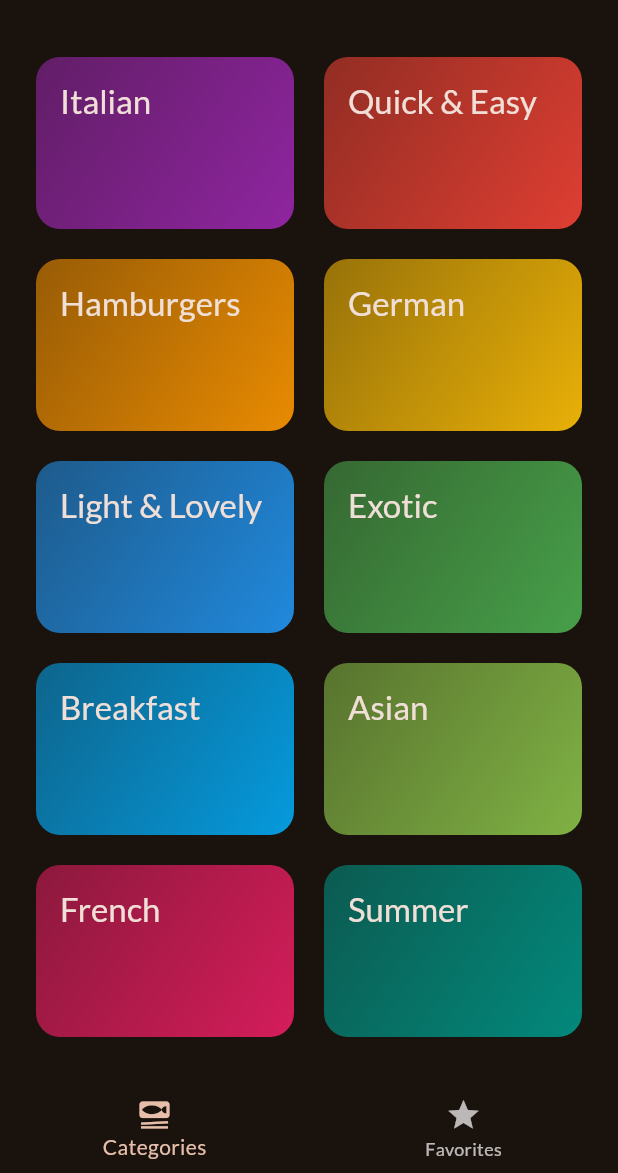
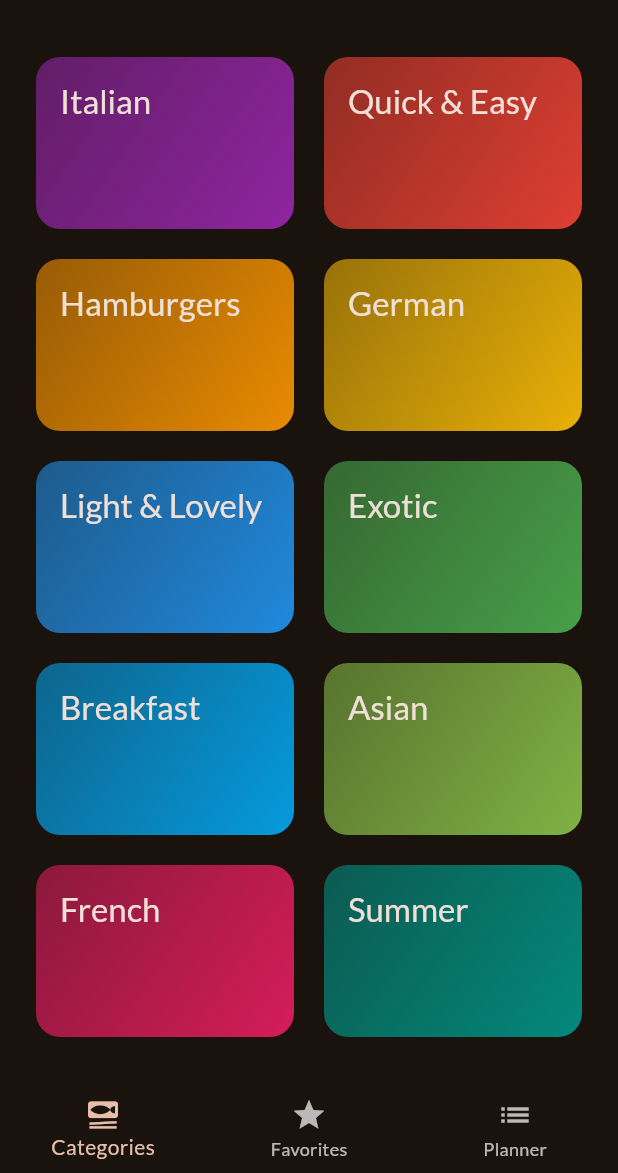
Before and after one commit to matsbak/meals-app-enhancement, a Flutter app: the screen it shows after launch, on a phone screen of 412 x 824 dp, the part 63-1236 px from its top. Run offline on Flutter 3.47's test engine with Material 3 defaults, Android fonts, the light colour scheme and no system bars; our stand-ins replace flutter_riverpod, google_fonts, transparent_image.

Commit message:
Added Planning screen widget and added corresponding provider widget

```diff
--- a/lib/screens/categories.dart
+++ b/lib/screens/categories.dart
@@ -9,10 +9,12 @@ import 'package:meals_app_enhancement/widgets/category_grid_item.dart';
 class CategoriesScreen extends StatefulWidget {
   const CategoriesScreen({
     super.key,
+    this.planner,
     required this.availableMeals,
   });
 
   final List<Meal> availableMeals;
+  final String? planner;
 
   @override
   State<CategoriesScreen> createState() {
@@ -45,7 +47,8 @@ class _CategoriesScreenState extends State<CategoriesScreen>
     super.dispose();
   }
 
-  void _selectCategory(BuildContext context, Category category) {
+  void _selectCategory(
+      BuildContext context, Category category, String planner) {
     final filteredMeals = widget.availableMeals
         .where((meal) => meal.categories.contains(category.id))
         .toList();
@@ -55,6 +58,7 @@ class _CategoriesScreenState extends State<CategoriesScreen>
       MaterialPageRoute(
         builder: (ctx) => MealsScreen(
           title: category.title,
+          planner: planner,
           meals: filteredMeals,
         ),
       ),
@@ -63,7 +67,7 @@ class _CategoriesScreenState extends State<CategoriesScreen>
 
   @override
   Widget build(BuildContext context) {
-    return AnimatedBuilder(
+    Widget content = AnimatedBuilder(
         animation: _animationController,
         child: GridView(
           padding: const EdgeInsets.all(24.0),
@@ -80,7 +84,9 @@ class _CategoriesScreenState extends State<CategoriesScreen>
               CategoryGridItem(
                 category: category,
                 onSelectCategory: () {
-                  _selectCategory(context, category);
+                  widget.planner != null
+                      ? _selectCategory(context, category, widget.planner!)
+                      : _selectCategory(context, category, widget.planner!);
                 },
               )
           ],
@@ -95,5 +101,16 @@ class _CategoriesScreenState extends State<CategoriesScreen>
               )),
               child: child,
             ));
+
+    if (widget.planner != null) {
+      return Scaffold(
+        appBar: AppBar(
+          title: const Text('Meal Planner'),
+        ),
+        body: content,
+      );
+    }
+
+    return content;
   }
 }
--- a/lib/screens/meals.dart
+++ b/lib/screens/meals.dart
@@ -1,17 +1,21 @@
 import 'package:flutter/material.dart';
+import 'package:flutter_riverpod/flutter_riverpod.dart';
 
 import 'package:meals_app_enhancement/models/meal.dart';
+import 'package:meals_app_enhancement/providers/planner_provider.dart';
 import 'package:meals_app_enhancement/screens/meal_details.dart';
 import 'package:meals_app_enhancement/widgets/meal_item.dart';
 
-class MealsScreen extends StatelessWidget {
+class MealsScreen extends ConsumerWidget {
   const MealsScreen({
     super.key,
     this.title,
+    this.planner,
     required this.meals,
   });
 
   final String? title;
+  final String? planner;
   final List<Meal> meals;
 
   void _selectMeal(BuildContext context, Meal meal) {
@@ -24,8 +28,12 @@ class MealsScreen extends StatelessWidget {
     );
   }
 
+  void _selectMealForPlanner(WidgetRef ref, Meal meal) {
+    ref.read(plannerProvider.notifier).addMealToPlanner(planner!, meal);
+  }
+
   @override
-  Widget build(BuildContext context) {
+  Widget build(BuildContext context, WidgetRef ref) {
     Widget content = Center(
       child: Column(
         mainAxisSize: MainAxisSize.min,
@@ -53,7 +61,7 @@ class MealsScreen extends StatelessWidget {
         itemBuilder: (ctx, index) => MealItem(
           meal: meals[index],
           onSelectMeal: (meal) {
-            _selectMeal(context, meal);
+            planner != null ? _selectMealForPlanner(ref, meal) : _selectMeal(context, meal);
           },
         ),
       );
@@ -61,6 +69,15 @@ class MealsScreen extends StatelessWidget {
 
     if (title == null) {
       return content;
+    }
+
+    if (planner != null) {
+      return Scaffold(
+        appBar: AppBar(
+          title: const Text('Meal Planner'),
+        ),
+        body: content,
+      );
     }
 
     return Scaffold(
--- a/lib/screens/tabs.dart
+++ b/lib/screens/tabs.dart
@@ -6,6 +6,7 @@ import 'package:meals_app_enhancement/providers/filters_provider.dart';
 import 'package:meals_app_enhancement/screens/categories.dart';
 import 'package:meals_app_enhancement/screens/filters.dart';
 import 'package:meals_app_enhancement/screens/meals.dart';
+import 'package:meals_app_enhancement/screens/planner.dart';
 import 'package:meals_app_enhancement/widgets/main_drawer.dart';
 
 const kInitialFilters = {
@@ -61,6 +62,11 @@ class _TabsScreenState extends ConsumerState<TabsScreen> {
       activePageTitle = 'Your Favorites';
     }
 
+    if (_selectedPageIndex == 2) {
+      activePage = const PlannerScreen();
+      activePageTitle = "Meal Planner";
+    }
+
     return Scaffold(
       appBar: AppBar(
         title: Text(activePageTitle),
@@ -81,6 +87,10 @@ class _TabsScreenState extends ConsumerState<TabsScreen> {
             icon: Icon(Icons.star),
             label: 'Favorites',
           ),
+          BottomNavigationBarItem(
+            icon: Icon(Icons.list),
+            label: 'Planner',
+          ),
         ],
       ),
     );
```
Also changed, not shown: lib/providers/planner_provider.dart (added, +24 -0 lines), lib/screens/planner.dart (added, +79 -0 lines), lib/widgets/planner_item.dart (added, +45 -0 lines), 1 other file.
